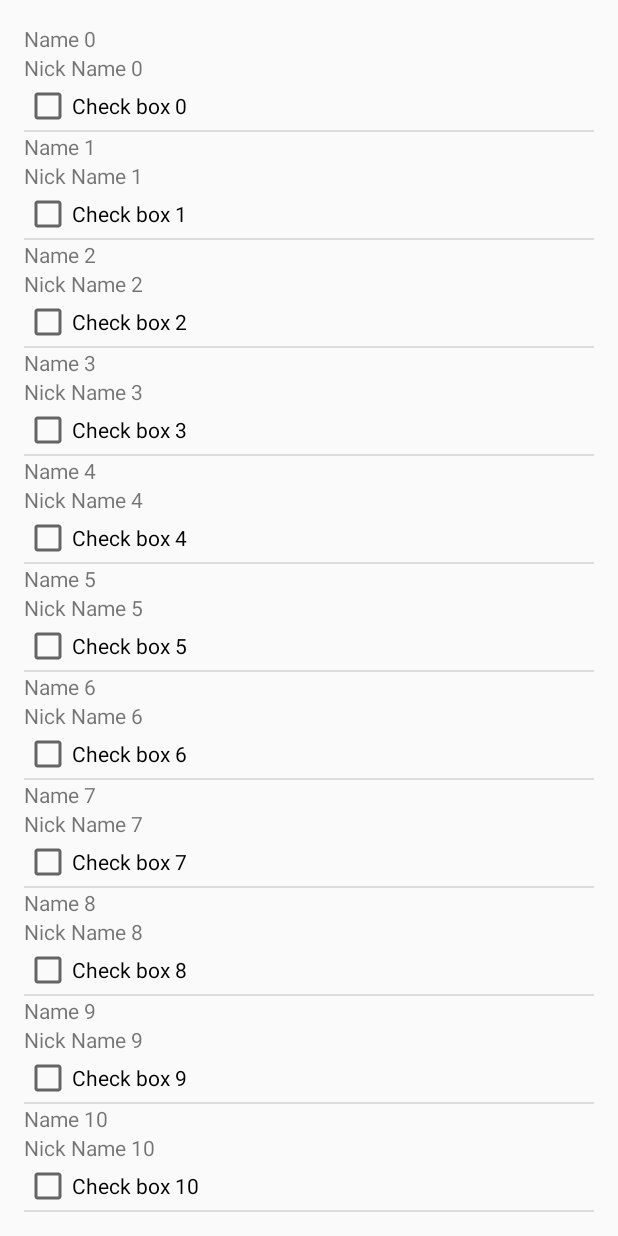
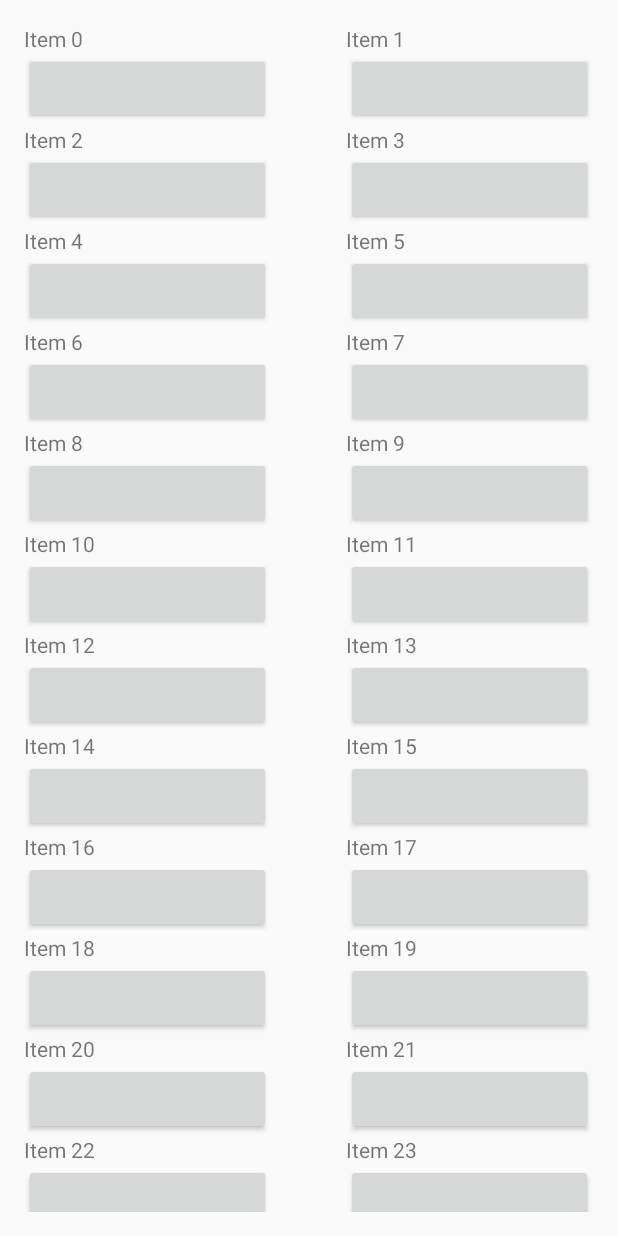
Before and after one commit to ngocmanh92/LoginScreen, an Android app: the screen it shows after launch (SimpleListViewActivity before the commit, GridViewActivity after it), on a phone screen of 412 x 824 dp. Run offline under Robolectric (Android 15) with nearby library versions, the phone set to English and light mode, and no system bars.

Commit message:
events problem with onItemClickListener

```diff
--- /dev/null
+++ b/app/src/main/java/com/example/myapplication/App.java
@@ -0,0 +1,13 @@
+package com.example.myapplication;
+
+import android.app.Application;
+
+/**
+ * Created by sondt on 29/07/2015.
+ */
+public class App extends Application {
+    @Override
+    public void onCreate() {
+        super.onCreate();
+    }
+}
--- /dev/null
+++ b/app/src/main/java/com/example/myapplication/GridViewActivity.java
@@ -0,0 +1,66 @@
+package com.example.myapplication;
+
+import android.support.v7.app.ActionBarActivity;
+import android.os.Bundle;
+import android.support.v7.app.AppCompatActivity;
+import android.view.Menu;
+import android.view.MenuItem;
+import android.view.View;
+import android.widget.AdapterView;
+import android.widget.GridView;
+import android.widget.Toast;
+
+import com.example.myapplication.adapter.SlowlyAdapter;
+
+
+public class GridViewActivity extends AppCompatActivity {
+
+    @Override
+    protected void onCreate(Bundle savedInstanceState) {
+        super.onCreate(savedInstanceState);
+
+        setContentView(R.layout.activity_grid_view);
+
+
+        GridView gridView = (GridView) findViewById(R.id.gridview);
+        SlowlyAdapter adapter = new SlowlyAdapter();
+        gridView.setAdapter(adapter);
+
+        gridView.setOnItemClickListener(new AdapterView.OnItemClickListener() {
+            @Override
+            public void onItemClick(AdapterView<?> adapterView, View view, int i, long l) {
+                Toast.makeText(GridViewActivity.this, "position: " + i, Toast.LENGTH_SHORT).show();
+            }
+        });
+
+        adapter.setCallback(new SlowlyAdapter.Callback() {
+            @Override
+            public void onItemClick(View item, int position) {
+                Toast.makeText(GridViewActivity.this, "callback position: " + position, Toast.LENGTH_SHORT).show();
+
+            }
+        });
+    }
+
+    @Override
+    public boolean onCreateOptionsMenu(Menu menu) {
+        // Inflate the menu; this adds items to the action bar if it is present.
+        getMenuInflater().inflate(R.menu.menu_grid_view, menu);
+        return true;
+    }
+
+    @Override
+    public boolean onOptionsItemSelected(MenuItem item) {
+        // Handle action bar item clicks here. The action bar will
+        // automatically handle clicks on the Home/Up button, so long
+        // as you specify a parent activity in AndroidManifest.xml.
+        int id = item.getItemId();
+
+        //noinspection SimplifiableIfStatement
+        if (id == R.id.action_settings) {
+            return true;
+        }
+
+        return super.onOptionsItemSelected(item);
+    }
+}
--- a/app/src/main/java/com/example/myapplication/adapter/SlowlyAdapter.java
+++ b/app/src/main/java/com/example/myapplication/adapter/SlowlyAdapter.java
@@ -14,13 +14,24 @@ import java.util.List;
 /**
  * Created by sondt_000 on 7/27/2015.
  */
-public class SlowlyAdapter extends BaseAdapter {
+public class SlowlyAdapter extends BaseAdapter implements View.OnClickListener {
 
     List<String> data;
 
-    public SlowlyAdapter(){
+    public static interface Callback {
+        public void onItemClick(View item, int position);
+    }
+
+    Callback callback;
+
+
+    public void setCallback(Callback callback) {
+        this.callback = callback;
+    }
+
+    public SlowlyAdapter() {
         data = new ArrayList<String>();
-        for(int i = 0; i < 100; i++){
+        for (int i = 0; i < 100; i++) {
             data.add("Item " + i);
         }
     }
@@ -38,24 +49,36 @@ public class SlowlyAdapter extends BaseAdapter {
     @Override
     public View getView(int position, View convertView, ViewGroup parent) {
         Holder holder = null;
-        if(convertView == null){
-            convertView = LayoutInflater.from(parent.getContext()).inflate(R.layout.adapter_slowly_item,null);
+        if (convertView == null) {
+            convertView = LayoutInflater.from(parent.getContext()).inflate(R.layout.adapter_slowly_item, null);
             holder = new Holder(convertView);
+            convertView.setOnClickListener(this);
             convertView.setTag(holder);
-        }else{
-            holder = (Holder)convertView.getTag();
+        } else {
+            holder = (Holder) convertView.getTag();
         }
+        holder.position = position;
         holder.textView.setText(getItem(position).toString());
         return convertView;
     }
 
-    private static class Holder{
+    @Override
+    public void onClick(View view) {
+
+        if (callback != null) {
+            Holder holder = (Holder) view.getTag();
+            callback.onItemClick(view, holder.position);
+        }
+    }
+
+    private static class Holder {
         View convertView;
         TextView textView;
+        public int position;
 
-        Holder(View convertView){
+        Holder(View convertView) {
             this.convertView = convertView;
-            textView = (TextView)convertView.findViewById(R.id.textview);
+            textView = (TextView) convertView.findViewById(R.id.textview);
         }
     }
 
--- /dev/null
+++ b/app/src/main/res/layout/activity_grid_view.xml
@@ -0,0 +1,21 @@
+<RelativeLayout xmlns:android="http://schemas.android.com/apk/res/android"
+    xmlns:tools="http://schemas.android.com/tools"
+    android:layout_width="match_parent"
+    android:layout_height="match_parent"
+    android:paddingBottom="@dimen/activity_vertical_margin"
+    android:paddingLeft="@dimen/activity_horizontal_margin"
+    android:paddingRight="@dimen/activity_horizontal_margin"
+    android:paddingTop="@dimen/activity_vertical_margin"
+    tools:context="com.example.myapplication.GridViewActivity">
+
+    <GridView
+        android:id="@+id/gridview"
+        android:layout_width="match_parent"
+        android:layout_height="match_parent"
+        android:horizontalSpacing="50dp"
+        android:numColumns="2"
+        >
+
+    </GridView>
+
+</RelativeLayout>
--- a/app/src/main/res/layout/adapter_slowly_item.xml
+++ b/app/src/main/res/layout/adapter_slowly_item.xml
@@ -7,4 +7,7 @@
         android:layout_height="wrap_content"
         android:id="@+id/textview"
         />
+    <Button
+        android:layout_width="match_parent"
+        android:layout_height="wrap_content" />
 </LinearLayout>
--- /dev/null
+++ b/app/src/main/res/menu/menu_grid_view.xml
@@ -0,0 +1,7 @@
+<menu xmlns:android="http://schemas.android.com/apk/res/android"
+    xmlns:app="http://schemas.android.com/apk/res-auto"
+    xmlns:tools="http://schemas.android.com/tools"
+    tools:context="com.example.myapplication.GridViewActivity">
+    <item android:id="@+id/action_settings" android:title="@string/action_settings"
+        android:orderInCategory="100" app:showAsAction="never" />
+</menu>
--- a/app/src/main/res/values/strings.xml
+++ b/app/src/main/res/values/strings.xml
@@ -9,4 +9,6 @@
     <string name="title_activity_frame_layout">FrameLayoutActivity</string>
     <string name="title_activity_simple_list_view">SimpleListViewActivity</string>
     <string name="title_activity_slowly">SlowlyActivity</string>
+    <string name="title_activity_grid_view">GridViewActivity</string>
+    <string name="title_activity_events">EventsActivity</string>
 </resources>
```
Also changed, not shown: app/src/main/AndroidManifest.xml (+13 -2 lines), app/src/main/java/com/example/myapplication/EventsActivity.java (added, +175 -0 lines), app/src/main/res/layout/activity_events.xml (added, +71 -0 lines), app/src/main/res/menu/menu_events.xml (added, +7 -0 lines).
